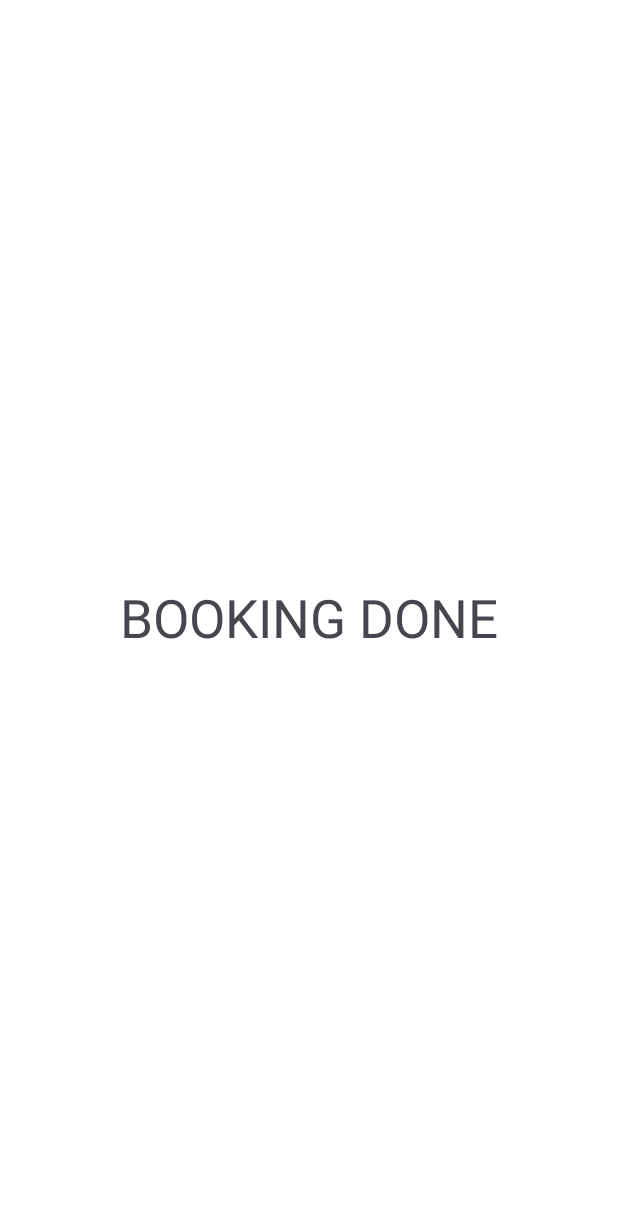
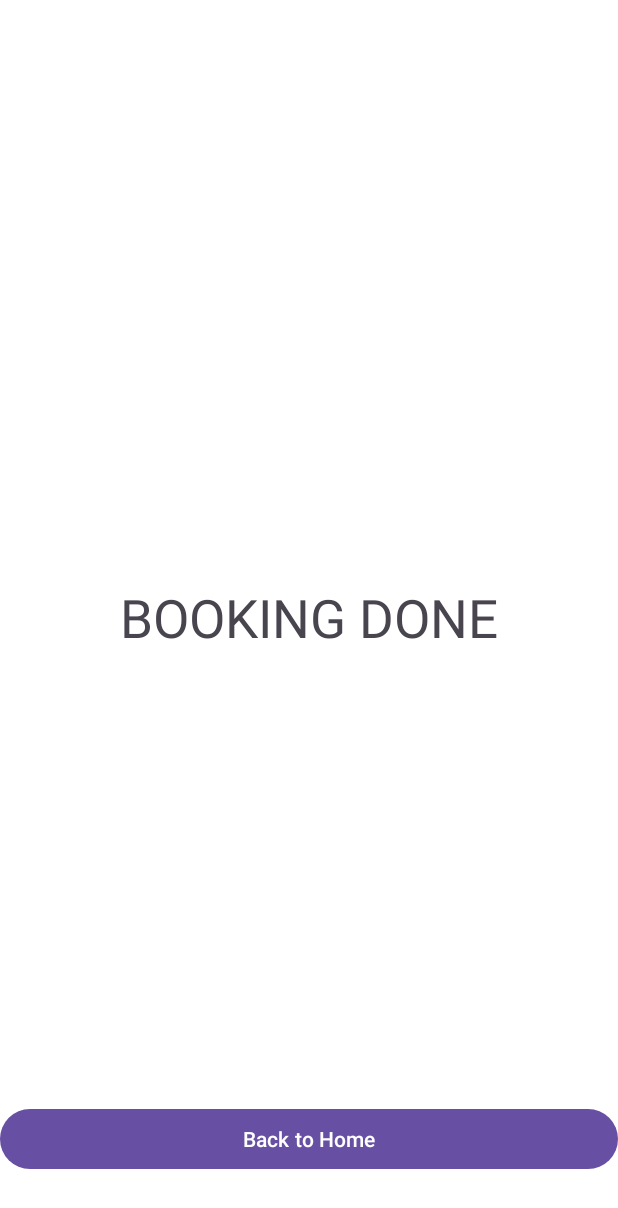
Before and after one commit to Murtazaahmad2004/Car_Rental, an Android app: the MainActivity9 screen opened directly, with no data from a screen before it, on a phone screen of 412 x 824 dp. Shown: the top 1208 px of the screen. Run offline under Robolectric (Android 15) with nearby library versions, the light colour scheme and no system bars.

Commit message:
commit all code

```diff
--- a/app/build.gradle.kts
+++ b/app/build.gradle.kts
@@ -1,6 +1,6 @@
 plugins {
     alias(libs.plugins.android.application)
-    alias(libs.plugins.google.gms.google.services)
+    id("com.google.gms.google-services")
 }
 
 android {
@@ -43,4 +43,7 @@ dependencies {
     testImplementation(libs.junit)
     androidTestImplementation(libs.ext.junit)
     androidTestImplementation(libs.espresso.core)
+    implementation(platform("com.google.firebase:firebase-bom:33.6.0"))
+    implementation("com.google.firebase:firebase-analytics")
+
 }
--- a/app/src/main/java/com/example/carrental/MainActivity9.java
+++ b/app/src/main/java/com/example/carrental/MainActivity9.java
@@ -1,6 +1,10 @@
 package com.example.carrental;
 
-import android.os.Bundle;
+import android.content.Intent;
+import  android.os.Bundle;
+import android.view.View;
+import android.widget.Button;
+import android.widget.Toast;
 
 import androidx.activity.EdgeToEdge;
 import androidx.appcompat.app.AppCompatActivity;
@@ -15,10 +19,15 @@ public class MainActivity9 extends AppCompatActivity {
         super.onCreate(savedInstanceState);
         EdgeToEdge.enable(this);
         setContentView(R.layout.activity_main9);
-        ViewCompat.setOnApplyWindowInsetsListener(findViewById(R.id.main), (v, insets) -> {
-            Insets systemBars = insets.getInsets(WindowInsetsCompat.Type.systemBars());
-            v.setPadding(systemBars.left, systemBars.top, systemBars.right, systemBars.bottom);
-            return insets;
+
+        Button btn_home = findViewById(R.id.btn_home);
+
+        btn_home.setOnClickListener(new View.OnClickListener() {
+            @Override
+            public void onClick(View view) {
+                Intent intent = new Intent(MainActivity9.this, MainActivity.class);
+                startActivity(intent);
+            }
         });
     }
 }
--- a/app/src/main/res/layout/activity_main.xml
+++ b/app/src/main/res/layout/activity_main.xml
@@ -4,7 +4,7 @@
     android:id="@+id/main"
     android:layout_width="match_parent"
     android:layout_height="match_parent"
-    android:background="@drawable/back2"
+    android:background="@drawable/back4"
     tools:context=".MainActivity">
 
     <!-- Username Field -->
--- a/app/src/main/res/layout/activity_main9.xml
+++ b/app/src/main/res/layout/activity_main9.xml
@@ -9,6 +9,7 @@
     android:background="@color/white">
 
     <TextView
+        android:id="@+id/book_date"
         android:layout_width="match_parent"
         android:layout_height="wrap_content"
         android:text="BOOKING DONE"
@@ -17,4 +18,11 @@
         android:layout_centerVertical="true"
         android:textAlignment="center"/>
 
+    <Button
+        android:id="@+id/btn_home"
+        android:layout_width="match_parent"
+        android:layout_height="wrap_content"
+        android:text="Back to Home"
+        android:layout_below="@id/book_date"
+        android:layout_marginTop="300dp"/>
 </RelativeLayout>
--- a/build.gradle.kts
+++ b/build.gradle.kts
@@ -1,5 +1,5 @@
-// Top-level build file where you can add configuration options common to all sub-projects/modules.
 plugins {
     alias(libs.plugins.android.application) apply false
-    alias(libs.plugins.google.gms.google.services) apply false
+    // Remove the alias for google services
+    id("com.google.gms.google-services") version "4.4.2" apply false
 }
```
Also changed, not shown: app/src/main/java/com/example/carrental/MainActivity.java (+5 -3 lines), app/src/main/res/drawable/back2.png (deleted), 5 other files.
